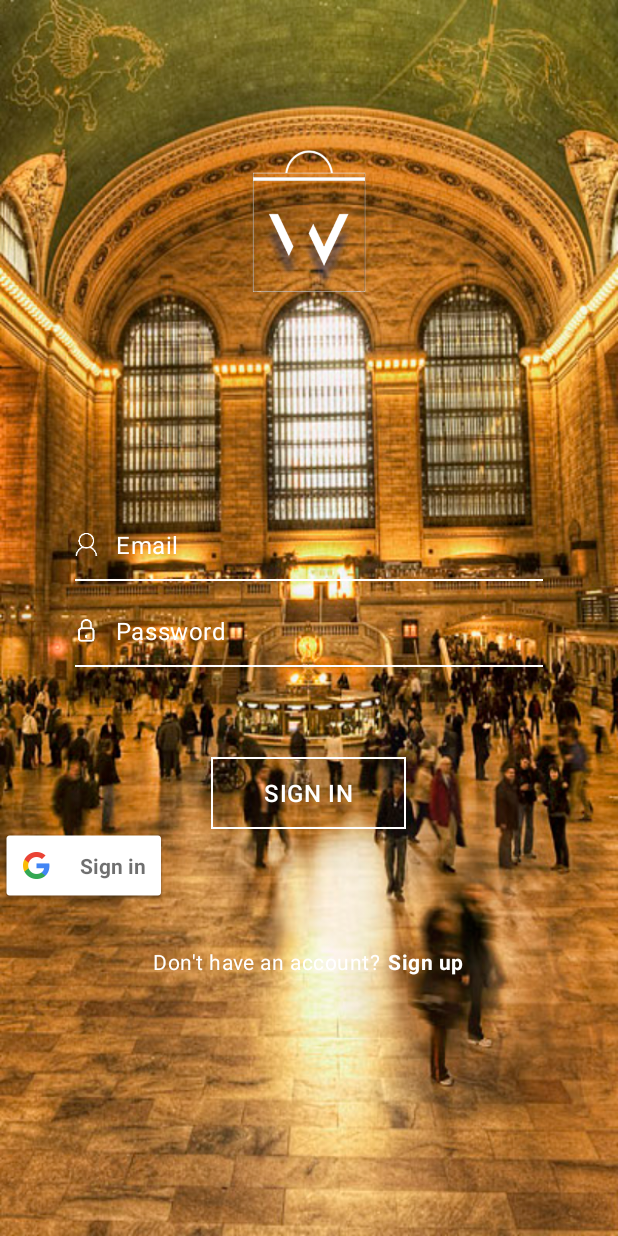
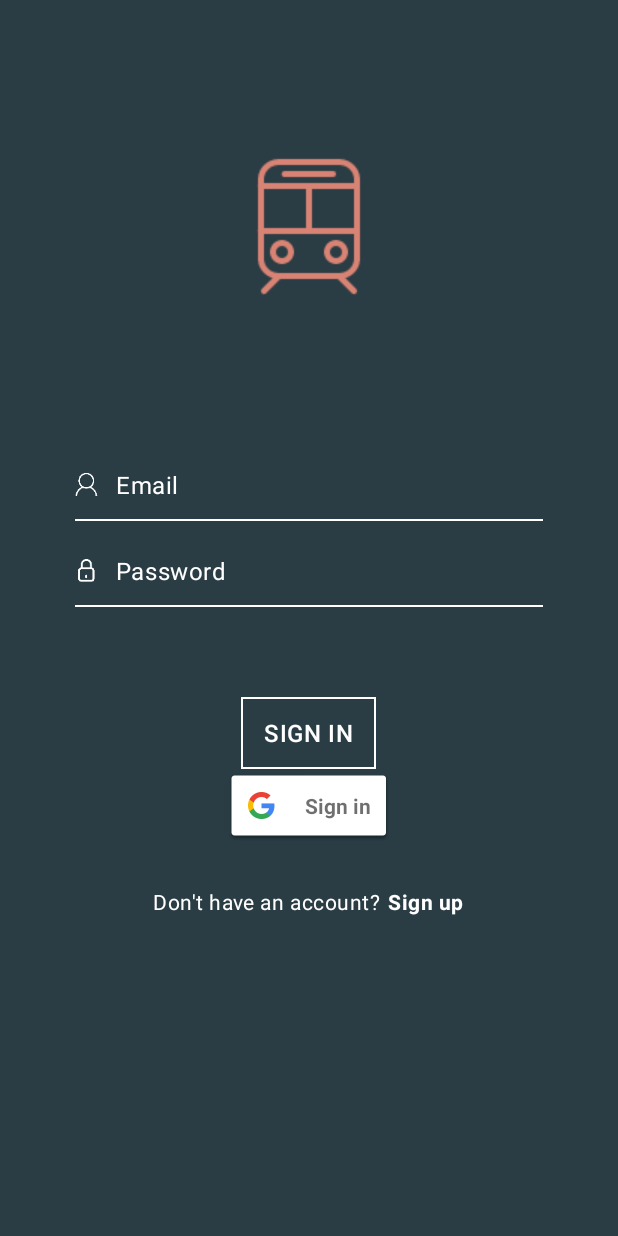
Before and after one commit to atifhussain324/Commutr, an Android app: the LoginActivity screen opened directly, with no data from a screen before it, on a phone screen of 412 x 824 dp. Run offline under Robolectric (Android 15) with nearby library versions, the phone set to English and light mode, and no system bars; our stand-ins replace Firebase (no records; nobody signed in at launch, a user with empty details on screens opened directly).

Commit message:
Alert Dialog for Marker drop updated, Additional marker icons added.

```diff
--- a/app/src/main/AndroidManifest.xml
+++ b/app/src/main/AndroidManifest.xml
@@ -49,7 +49,9 @@
                 <category android:name="android.intent.category.LAUNCHER" />
             </intent-filter>
         </activity>
-        <activity android:name=".MainActivity">
+        <activity android:name=".MainActivity"
+>
+
             <intent-filter>
                 <action android:name="android.intent.action.MAIN" />
 
--- a/app/src/main/java/com/example/atif/maps_/LoginActivity.java
+++ b/app/src/main/java/com/example/atif/maps_/LoginActivity.java
@@ -28,6 +28,7 @@ import com.google.firebase.auth.AuthResult;
 import com.google.firebase.auth.FirebaseAuth;
 import com.google.firebase.auth.FirebaseUser;
 import com.google.firebase.auth.GoogleAuthProvider;
+import com.google.firebase.auth.UserInfo;
 
 
 public class LoginActivity extends AppCompatActivity implements View.OnClickListener,GoogleApiClient.OnConnectionFailedListener {
@@ -44,7 +45,7 @@ public class LoginActivity extends AppCompatActivity implements View.OnClickList
     private static final int RC_SIGN_IN=0;
     private FirebaseAuth mAuth;
     private FirebaseAuth.AuthStateListener mAuthListener;
-
+    String Userid;
     @Override
     protected void onCreate(Bundle savedInstanceState) {
         super.onCreate(savedInstanceState);
@@ -116,6 +117,7 @@ public class LoginActivity extends AppCompatActivity implements View.OnClickList
             }
         };
 
+
     }
     @Override
     public void onClick(View v) {
@@ -169,6 +171,7 @@ public class LoginActivity extends AppCompatActivity implements View.OnClickList
     private void signIn() {
         Intent signInIntent = Auth.GoogleSignInApi.getSignInIntent(mGoogleApiClient);
         startActivityForResult(signInIntent, RC_SIGN_IN);
+
     }
     @Override
     public void onActivityResult(int requestCode, int resultCode, Intent data) {
@@ -183,6 +186,10 @@ public class LoginActivity extends AppCompatActivity implements View.OnClickList
                 firebaseAuthWithGoogle(account);
                 Intent intent = new Intent(LoginActivity.this, com.example.atif.maps_.MapsActivity.class);
                 startActivity(intent);
+
+
+
+
 
             } else {
                 // Google Sign In failed, update UI appropriately
--- a/app/src/main/res/layout/activity_newlogin.xml
+++ b/app/src/main/res/layout/activity_newlogin.xml
@@ -4,7 +4,7 @@
     android:layout_width="match_parent"
     android:layout_height="match_parent"
     android:orientation="vertical"
-    android:background="@drawable/gct"
+    android:background="#2A3D45"
     android:weightSum="1">
 
 
@@ -15,17 +15,17 @@
 
 
         <ImageView
-            android:layout_width="80dp"
-            android:layout_height="100dp"
+            android:layout_width="wrap_content"
+            android:layout_height="wrap_content"
             android:layout_gravity="center"
             android:layout_marginTop="100dp"
-            android:background="@drawable/wsdesignlogobagtrans" />
+            android:background="@drawable/icon" />
 
     </LinearLayout>
 
     <LinearLayout
          android:layout_width="match_parent"
-         android:layout_height="140dp"></LinearLayout>
+         android:layout_height="100dp"></LinearLayout>
 
 
     <LinearLayout
@@ -129,7 +129,7 @@
 
     <Button
         android:id="@+id/btn_login"
-        android:layout_width="130dp"
+        android:layout_width="90dp"
         android:layout_height="wrap_content"
 
         android:text="Sign In"
@@ -139,12 +139,13 @@
         android:background="@drawable/border"
         android:layout_gravity="center"
         android:letterSpacing="0.025"
-        android:padding="10dp"
+        android:padding="1dp"
         android:layout_marginTop="60dp" />
     <com.google.android.gms.common.SignInButton
         android:id="@+id/sign_in_button"
         android:layout_width="wrap_content"
-        android:layout_height="wrap_content" />
+        android:layout_height="wrap_content"
+        android:layout_gravity="center"/>
 
     <ProgressBar
         android:layout_width="124dp"
--- /dev/null
+++ b/app/src/main/res/layout/info_window.xml
@@ -0,0 +1,6 @@
+<?xml version="1.0" encoding="utf-8"?>
+<LinearLayout xmlns:android="http://schemas.android.com/apk/res/android"
+    android:orientation="vertical" android:layout_width="match_parent"
+    android:layout_height="match_parent">
+
+</LinearLayout>
--- a/app/src/main/res/xml/bottombar_tabs_five.xml
+++ b/app/src/main/res/xml/bottombar_tabs_five.xml
@@ -9,7 +9,7 @@
         id="@+id/tab_nearby"
         icon="@drawable/ic_near_me_black_24dp"
         title="Nearby"
-        barColorWhenSelected="#D88373" />
+        barColorWhenSelected="#2A3D45" />
     <tab
         id="@+id/tab_planner"
         icon="@drawable/ic_map_black_24dp"
@@ -19,10 +19,10 @@
         id="@+id/tab_alerts"
         icon="@drawable/ic_notifications_active_black_24dp"
         title="Alerts"
-        barColorWhenSelected="#75485E" />
+        barColorWhenSelected="#2A3D45" />
     <tab
         id="@+id/tab_profile"
         icon="@drawable/ic_person_black_24dp"
         title="Profile"
-        barColorWhenSelected="#32021F" />
+        barColorWhenSelected="#2A3D45" />
 </tabs>
```
Also changed, not shown: app/src/main/java/com/example/atif/maps_/MainActivity.java (+11 -5 lines), app/src/main/java/com/example/atif/maps_/MapsActivity.java (+70 -72 lines), app/src/main/res/layout/drop_dialog.xml (+1 -9 lines), app/src/main/res/drawable/fasttrack.png (added), app/src/main/res/drawable/icon.png (added), app/src/main/res/drawable/sick.png (added), app/src/main/res/drawable/signal.png (added), app/src/main/res/drawable/traffic.png (added).
